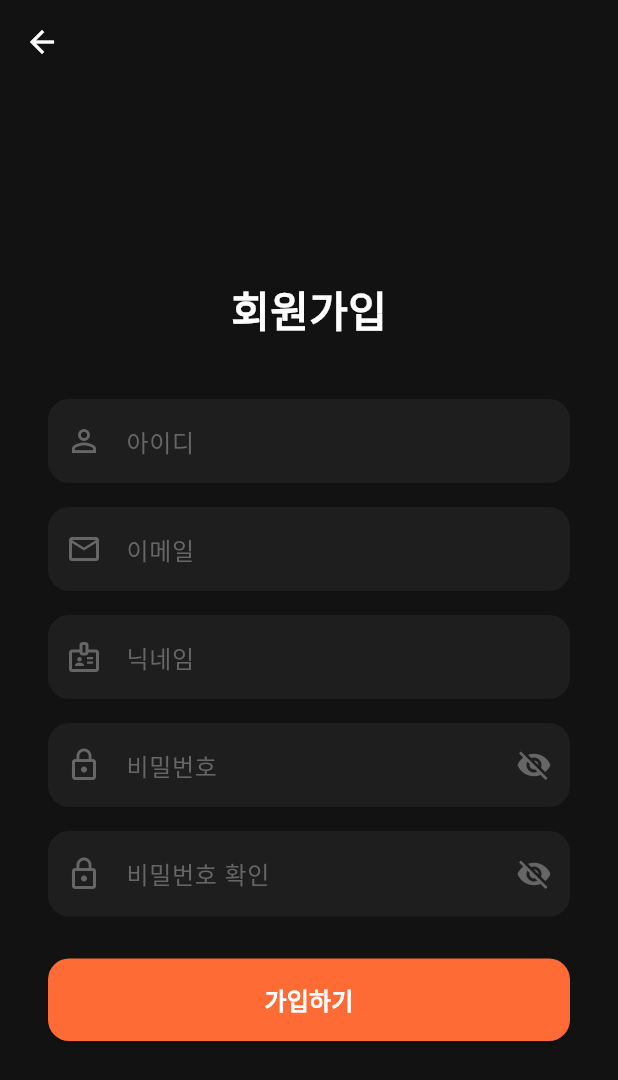
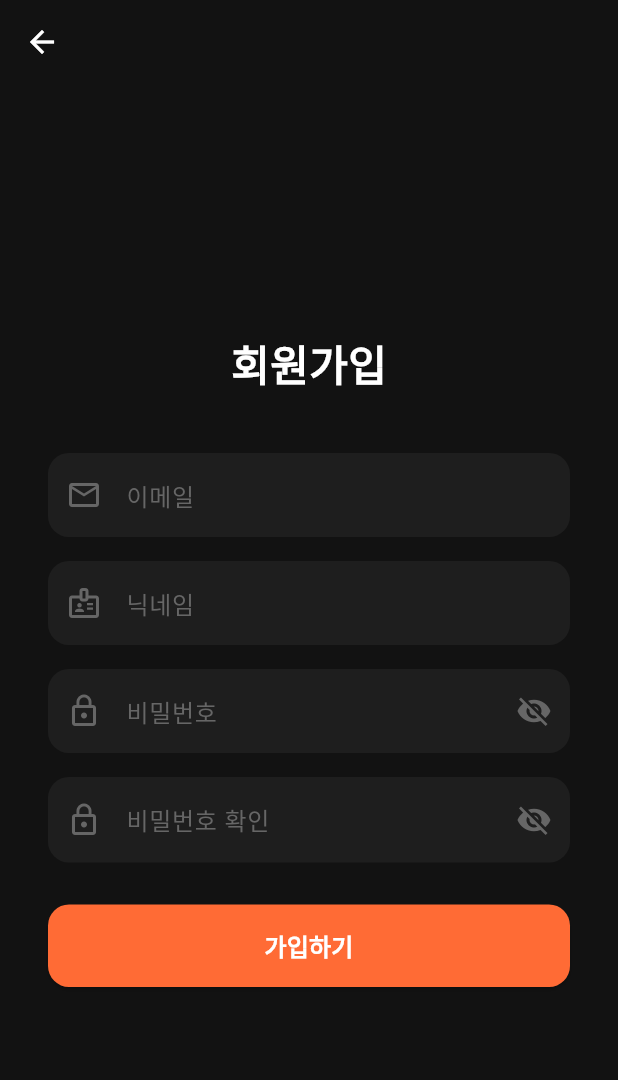
Before and after one commit to UOS0x66/emoti-place, a Flutter app: the screen it shows after launch, after a tap on "계정이 없으신가요? 회원가입", on a phone screen of 412 x 824 dp. Shown: the top 1080 px of the screen. Run offline on Flutter 3.47's test engine with Material 3 defaults, Android fonts, the phone set to English and light mode, and no system bars; our stand-ins replace flutter_svg; Roboto replaces fonts that are missing (Pretendard).

Commit message:
fix: use email as login identifier and remove ID field from signup
- Change login screen from "아이디" to "이메일" to match auth table schema
- Remove separate ID input field from signup screen

Co-Authored-By: Claude Opus 4.6 (1M context) <noreply@anthropic.com>

```diff
--- a/frontend/lib/screens/login_screen.dart
+++ b/frontend/lib/screens/login_screen.dart
@@ -73,9 +73,9 @@ class _LoginScreenState extends State<LoginScreen> {
                   controller: _idController,
                   style: const TextStyle(color: Colors.white),
                   decoration: InputDecoration(
-                    hintText: '아이디',
+                    hintText: '이메일',
                     hintStyle: const TextStyle(color: Color(0xFF666666)),
-                    prefixIcon: const Icon(Icons.person_outline, color: Color(0xFF666666)),
+                    prefixIcon: const Icon(Icons.email_outlined, color: Color(0xFF666666)),
                     filled: true,
                     fillColor: const Color(0xFF1E1E1E),
                     border: OutlineInputBorder(
--- a/frontend/lib/screens/signup_screen.dart
+++ b/frontend/lib/screens/signup_screen.dart
@@ -8,7 +8,6 @@ class SignupScreen extends StatefulWidget {
 }
 
 class _SignupScreenState extends State<SignupScreen> {
-  final _idController = TextEditingController();
   final _emailController = TextEditingController();
   final _nicknameController = TextEditingController();
   final _passwordController = TextEditingController();
@@ -18,7 +17,6 @@ class _SignupScreenState extends State<SignupScreen> {
 
   @override
   void dispose() {
-    _idController.dispose();
     _emailController.dispose();
     _nicknameController.dispose();
     _passwordController.dispose();
@@ -56,17 +54,6 @@ class _SignupScreenState extends State<SignupScreen> {
                   ),
                 ),
                 const SizedBox(height: 40),
-
-                // 아이디
-                TextField(
-                  controller: _idController,
-                  style: const TextStyle(color: Colors.white),
-                  decoration: _inputDecoration(
-                    hint: '아이디',
-                    icon: Icons.person_outline,
-                  ),
-                ),
-                const SizedBox(height: 16),
 
                 // 이메일
                 TextField(
```
